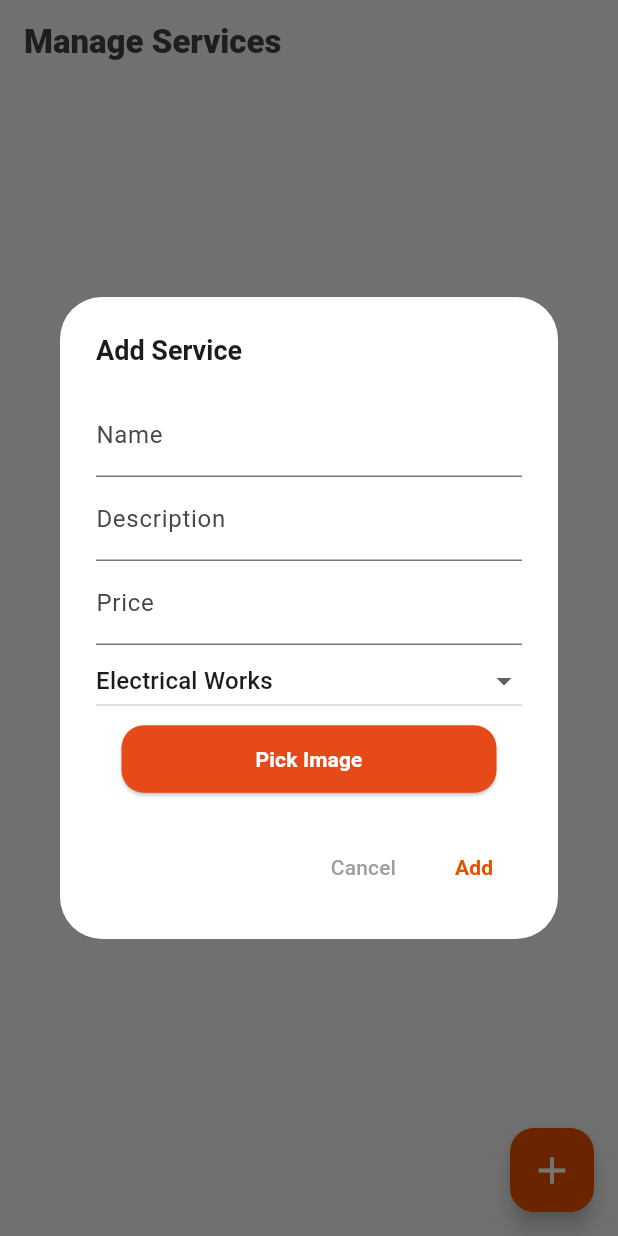
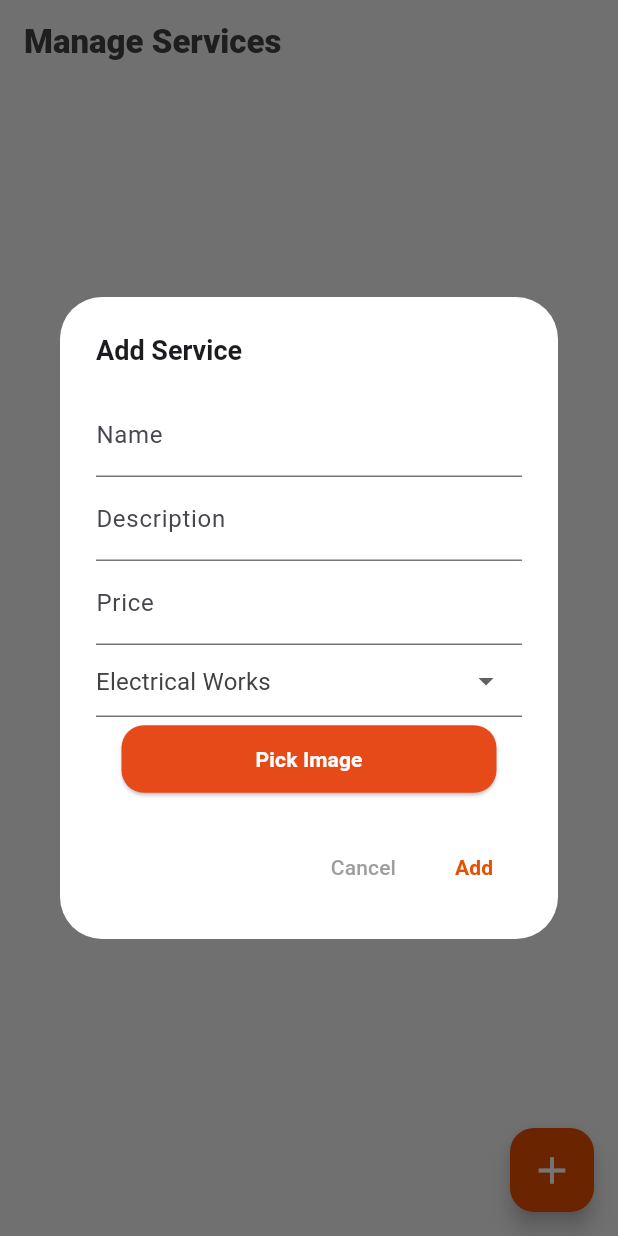
Before and after one commit to TechPyllars2024/AutoCareAutomotive, a Flutter app: the ServiceManagementScreen screen opened directly, after a tap on the "add" icon, on a phone screen of 412 x 824 dp. Run offline on Flutter 3.47's test engine with Material 3 defaults, Android fonts, the phone set to English and light mode, and no system bars; our stand-ins replace carousel_slider, cloud_firestore, curved_navigation_bar, file_picker, firebase_auth, firebase_core and 9 more; missing offline and left inert: flutter_pannable_rating_bar, flutter_pdfview; accounts and stored records are empty.

Commit message:
fix: add service

```diff
--- a/lib/Service Management/screens/manage_services.dart
+++ b/lib/Service Management/screens/manage_services.dart
@@ -46,7 +46,11 @@ class _ServiceManagementScreenState extends State<ServiceManagementScreen> {
           builder: (context, setState) {
             return AlertDialog(
               backgroundColor: Colors.white,
-              title: Text(service == null ? 'Add Service' : 'Update Service', style: const TextStyle(fontSize: 18, fontWeight: FontWeight.bold),),
+              title: Text(
+                service == null ? 'Add Service' : 'Update Service',
+                style:
+                    const TextStyle(fontSize: 18, fontWeight: FontWeight.bold),
+              ),
               content: Column(
                 mainAxisSize: MainAxisSize.min,
                 children: [
@@ -60,7 +64,8 @@ class _ServiceManagementScreenState extends State<ServiceManagementScreen> {
                   ),
                   TextField(
                     controller: priceController,
-                    keyboardType: const TextInputType.numberWithOptions(decimal: true),
+                    keyboardType:
+                        const TextInputType.numberWithOptions(decimal: true),
                     decoration: const InputDecoration(
                       labelText: 'Price',
                       hintText: 'Enter price greater than 0',
@@ -75,9 +80,20 @@ class _ServiceManagementScreenState extends State<ServiceManagementScreen> {
                       }
                     },
                   ),
-                  DropdownButton<String>(
+                  DropdownButtonFormField<String>(
                     value: category,
                     isExpanded: true,
+                    decoration: InputDecoration(
+
+                      hintText: 'Select a category',
+                      border: const OutlineInputBorder(),
+                      focusedBorder: UnderlineInputBorder(
+                        borderSide: BorderSide(color: Colors.grey.shade800, width: 2),
+                      ),
+                      enabledBorder: UnderlineInputBorder(
+                        borderSide: BorderSide(color: Colors.grey.shade600, width: 1),
+                      ),
+                    ),
                     onChanged: (newValue) {
                       setState(() {
                         category = newValue!;
@@ -87,7 +103,12 @@ class _ServiceManagementScreenState extends State<ServiceManagementScreen> {
                         .map<DropdownMenuItem<String>>((String value) {
                       return DropdownMenuItem<String>(
                         value: value,
-                        child: Text(value),
+                        child: Text(
+                          value,
+                          style: TextStyle(
+                              color: Colors.grey.shade800,
+                              fontWeight: FontWeight.w400),
+                        ),
                       );
                     }).toList(),
                   ),
@@ -110,19 +131,27 @@ class _ServiceManagementScreenState extends State<ServiceManagementScreen> {
                         });
                       }
                     },
-                    child: const Text('Pick Image', style: TextStyle(fontWeight: FontWeight.bold, color: Colors.white),),
+                    child: const Text(
+                      'Pick Image',
+                      style: TextStyle(
+                          fontWeight: FontWeight.bold, color: Colors.white),
+                    ),
                   ),
                 ],
               ),
               actions: [
                 TextButton(
-                  child: const Text('Cancel', style: TextStyle(color: Colors.grey)),
+                  child: const Text('Cancel',
+                      style: TextStyle(color: Colors.grey)),
                   onPressed: () => Navigator.of(context).pop(),
                 ),
                 TextButton(
                   child: _isLoading
                       ? const CircularProgressIndicator() // Show loading indicator
-                      : Text(service == null ? 'Add' : 'Update', style: TextStyle(color: Colors.orange.shade900, fontWeight: FontWeight.bold)),
+                      : Text(service == null ? 'Add' : 'Update',
+                          style: TextStyle(
+                              color: Colors.orange.shade900,
+                              fontWeight: FontWeight.bold)),
                   onPressed: () async {
                     if (nameController.text.isNotEmpty &&
                         descriptionController.text.isNotEmpty &&
@@ -259,14 +288,15 @@ class _ServiceManagementScreenState extends State<ServiceManagementScreen> {
                 crossAxisCount: 2, // Number of items per row
                 crossAxisSpacing: 10, // Horizontal spacing between items
                 mainAxisSpacing: 10, // Vertical spacing between items
-                childAspectRatio: 3 / 4, // Adjust this for image and text alignment
+                childAspectRatio:
+                    3 / 4, // Adjust this for image and text alignment
               ),
               itemCount: services.length,
               itemBuilder: (context, index) {
                 final service = services[index];
                 return GestureDetector(
-                  onTap: () => _showServiceOptions(
-                      context, service), // Method for showing service options
+                  onTap: () => _showServiceOptions(context, service),
+                  // Method for showing service options
                   child: Card(
                     color: Colors.white,
                     elevation: 5,
```
